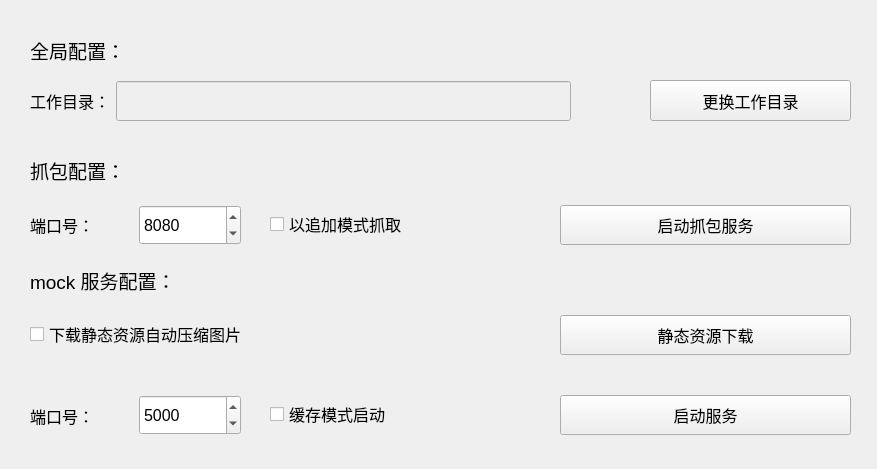
Qt form qt_ui/mian_window.ui (ShenWei-HopeNoBug/mock-api-server) before a commit.
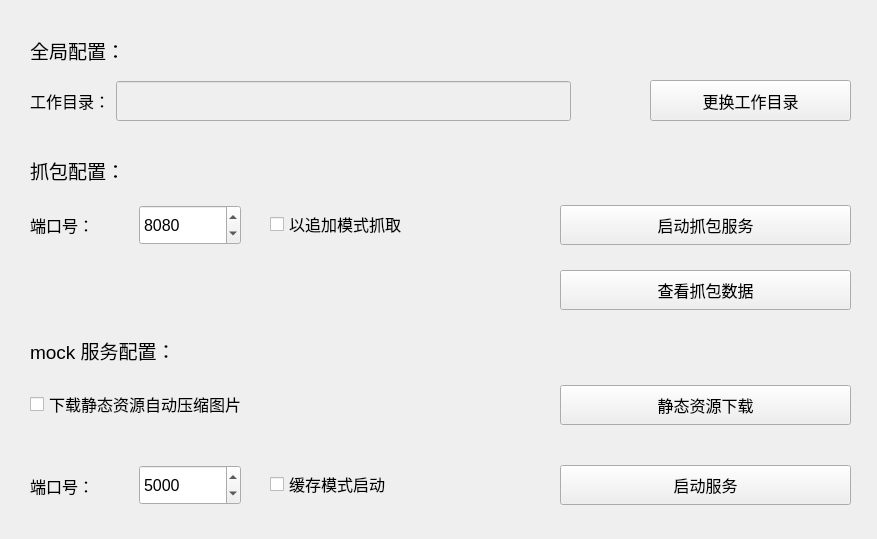
The same form after that commit.

Commit message: 添加查看抓包数据按钮

```diff
--- a/qt_ui/mian_window.ui
+++ b/qt_ui/mian_window.ui
@@ -7,7 +7,7 @@
     <x>0</x>
     <y>0</y>
     <width>877</width>
-    <height>469</height>
+    <height>539</height>
    </rect>
   </property>
   <property name="windowTitle">
@@ -17,7 +17,7 @@
    <property name="geometry">
     <rect>
      <x>560</x>
-     <y>390</y>
+     <y>460</y>
      <width>291</width>
      <height>51</height>
     </rect>
@@ -65,7 +65,7 @@
    <property name="geometry">
     <rect>
      <x>560</x>
-     <y>310</y>
+     <y>380</y>
      <width>291</width>
      <height>51</height>
     </rect>
@@ -98,7 +98,7 @@
    <property name="geometry">
     <rect>
      <x>30</x>
-     <y>390</y>
+     <y>460</y>
      <width>211</width>
      <height>51</height>
     </rect>
@@ -276,7 +276,7 @@
    <property name="geometry">
     <rect>
      <x>30</x>
-     <y>260</y>
+     <y>330</y>
      <width>821</width>
      <height>40</height>
     </rect>
@@ -301,7 +301,7 @@
     <rect>
      <x>30</x>
      <y>150</y>
-     <width>821</width>
+     <width>521</width>
      <height>40</height>
     </rect>
    </property>
@@ -408,7 +408,7 @@
    <property name="geometry">
     <rect>
      <x>270</x>
-     <y>390</y>
+     <y>460</y>
      <width>211</width>
      <height>48</height>
     </rect>
@@ -435,7 +435,7 @@
    <property name="geometry">
     <rect>
      <x>30</x>
-     <y>310</y>
+     <y>380</y>
      <width>381</width>
      <height>48</height>
     </rect>
@@ -458,6 +458,33 @@
     <string>下载静态资源自动压缩图片</string>
    </property>
   </widget>
+  <widget class="QPushButton" name="dataPreviewButton">
+   <property name="geometry">
+    <rect>
+     <x>560</x>
+     <y>270</y>
+     <width>291</width>
+     <height>40</height>
+    </rect>
+   </property>
+   <property name="minimumSize">
+    <size>
+     <width>0</width>
+     <height>40</height>
+    </size>
+   </property>
+   <property name="font">
+    <font>
+     <pointsize>12</pointsize>
+    </font>
+   </property>
+   <property name="cursor">
+    <cursorShape>PointingHandCursor</cursorShape>
+   </property>
+   <property name="text">
+    <string>查看抓包数据</string>
+   </property>
+  </widget>
  </widget>
  <resources/>
  <connections/>
```
The commit also changes 3 other files.
